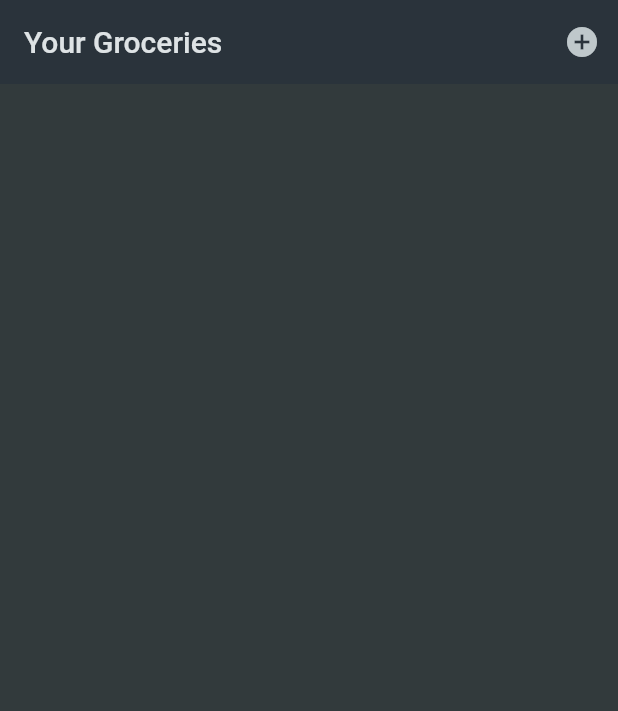
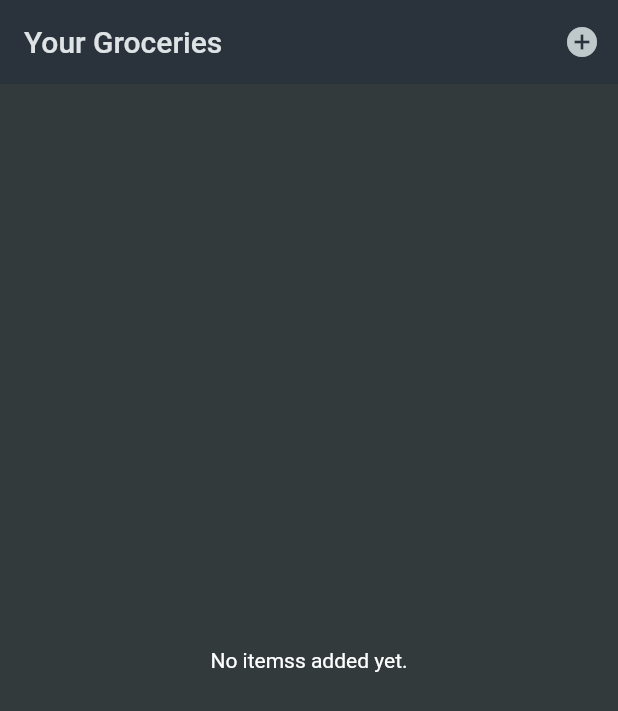
Before and after one commit to Mowgle88/shopping_list_app, a Flutter app: the screen it shows after launch, on a phone screen of 412 x 824 dp. Shown: the top 711 px of the screen. Run offline on Flutter 3.47's test engine with Material 2 defaults, Android fonts, the phone set to English and light mode, and no system bars.

Commit message:
feat: add empty screen and removing items

```diff
--- a/lib/widgets/grocery_list.dart
+++ b/lib/widgets/grocery_list.dart
@@ -27,21 +27,30 @@ class _GroceryListState extends State<GroceryList> {
     });
   }
 
+  void _removeItem(GroceryItem item) {
+    setState(() {
+      _groceryItems.remove(item);
+    });
+  }
+
   @override
   Widget build(BuildContext context) {
-    return Scaffold(
-      appBar: AppBar(
-        title: const Text('Your Groceries'),
-        actions: [
-          IconButton(
-            onPressed: _addItem,
-            icon: const Icon(Icons.add_circle),
-          )
-        ],
+    Widget content = const Center(
+      child: Text('No itemss added yet.'),
+    );
+
+    if (_groceryItems.isNotEmpty) {
+      content = ListView.builder(
+        itemCount: _groceryItems.length,
+        itemBuilder: ((ctx, index) => Dismissible(
+              onDismissed: (direction) {
+                _removeItem(_groceryItems[index]);
+              },
+              background: Container(
+                color: Theme.of(context).colorScheme.onError,
               ),
-      body: ListView.builder(
-        itemCount: _groceryItems.length,
-        itemBuilder: ((ctx, index) => ListTile(
+              key: ValueKey(_groceryItems[index].id),
+              child: ListTile(
                 title: Text(_groceryItems[index].name),
                 leading: Container(
                   width: 24,
@@ -57,9 +66,22 @@ class _GroceryListState extends State<GroceryList> {
                   _groceryItems[index].quantity.toString(),
                 ),
                 // tileColor: Colors.black26,
+              ),
             )),
         padding: const EdgeInsets.symmetric(horizontal: 12),
-      ),
       );
     }
+
+    return Scaffold(
+        appBar: AppBar(
+          title: const Text('Your Groceries'),
+          actions: [
+            IconButton(
+              onPressed: _addItem,
+              icon: const Icon(Icons.add_circle),
+            )
+          ],
+        ),
+        body: content);
   }
+}
```
Lines whose indentation alone changed are shown as unchanged.
